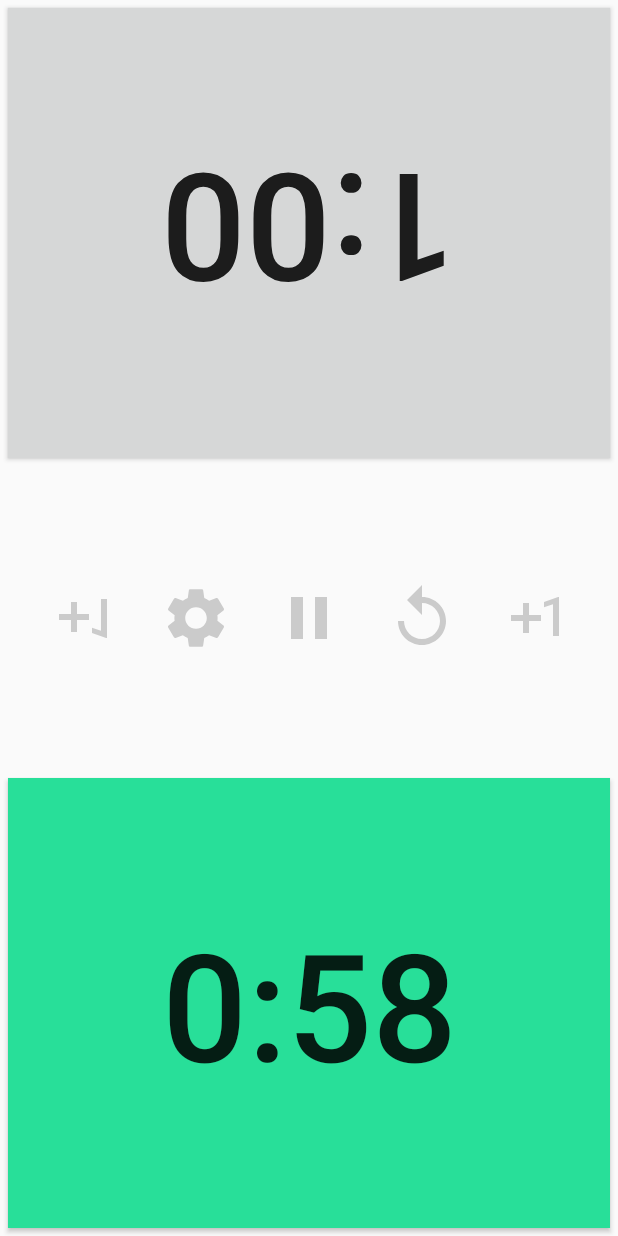
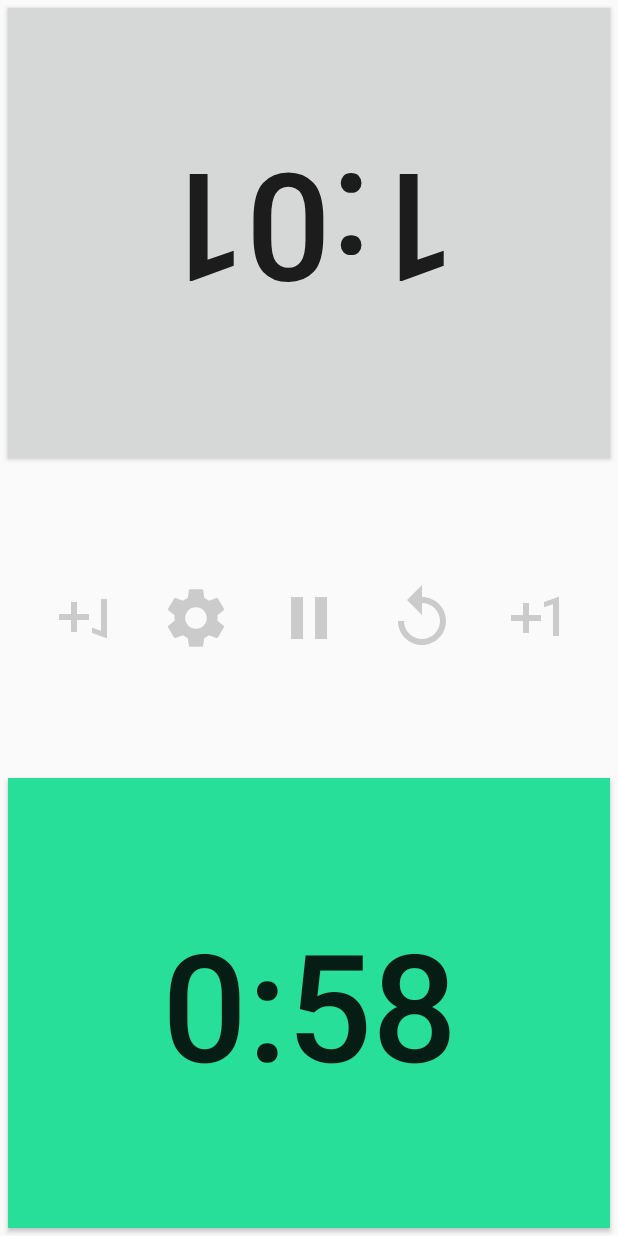
Before and after one commit to Destoffe/Chess_clock, an Android app: the screen it shows after launch (MainActivity), after a tap on an icon or button, on a phone screen of 412 x 824 dp. Run offline under Robolectric (Android 15) with nearby library versions, the phone set to English and light mode, and no system bars; our stand-ins replace Room's generated code, data binding.

Commit message:
Add increment on click

```diff
--- a/app/src/main/java/com/stoffe/chessclock/MainFragment.java
+++ b/app/src/main/java/com/stoffe/chessclock/MainFragment.java
@@ -14,6 +14,7 @@ import com.stoffe.chessclock.databinding.MainFragmentBinding;
 
 import com.stoffe.chessclock.elements.TimerButton;
 import com.stoffe.chessclock.elements.TimerButton.ButtonPressedEvent;
+import java.util.Comparator;
 import java.util.concurrent.TimeUnit;
 
 import androidx.annotation.NonNull;
@@ -43,9 +44,10 @@ public class MainFragment extends Fragment {
 
         preferences = getActivity().getSharedPreferences("pref", Context.MODE_PRIVATE);
         long startTimeInMs = TimeUnit.MINUTES.toMillis(Integer.parseInt(preferences.getString("Time", "1")));
+        long incrementOnClick = TimeUnit.SECONDS.toMillis(Integer.parseInt(preferences.getString("Increment", "1")));
 
-        final TimerButton player1 = new TimerButton(view, R.id.player1, startTimeInMs, getContext());
-        final TimerButton player2 = new TimerButton(view, R.id.player2, startTimeInMs, getContext());
+        final TimerButton player1 = new TimerButton(view, R.id.player1, startTimeInMs, incrementOnClick, getContext());
+        final TimerButton player2 = new TimerButton(view, R.id.player2, startTimeInMs, incrementOnClick, getContext());
         player1.setButtonPressedEvent(player2::start);
         player2.setButtonPressedEvent(player1::start);
 
--- a/app/src/main/java/com/stoffe/chessclock/elements/TimerButton.java
+++ b/app/src/main/java/com/stoffe/chessclock/elements/TimerButton.java
@@ -16,17 +16,19 @@ public class TimerButton {
     private final Button button;
     private final long defaultTimeInMillis;
     private final Context context;
+    private final long incrementOnClick;
 
     private ButtonCountdown countDownTimer;
     private long remainingMSOnClock;
     private ButtonPressedEvent buttonPressedEvent;
 
-    public TimerButton(View view, int id, long startMSOnClock, Context context) {
+    public TimerButton(View view, int id, long startMSOnClock, long incrementOnClick, Context context) {
         this.context = context;
         button = view.findViewById(id);
         button.setOnClickListener(new ButtonClick());
         this.remainingMSOnClock = startMSOnClock;
         this.defaultTimeInMillis = startMSOnClock;
+        this.incrementOnClick = incrementOnClick;
         countDownTimer = createButtonCountdown();
         updateButtonText();
     }
@@ -83,6 +85,7 @@ public class TimerButton {
         @Override
         public void onClick(View view) {
             pause();
+            incrementTime(incrementOnClick);
             if (buttonPressedEvent != null) {
                 buttonPressedEvent.onClick();
             }
```
